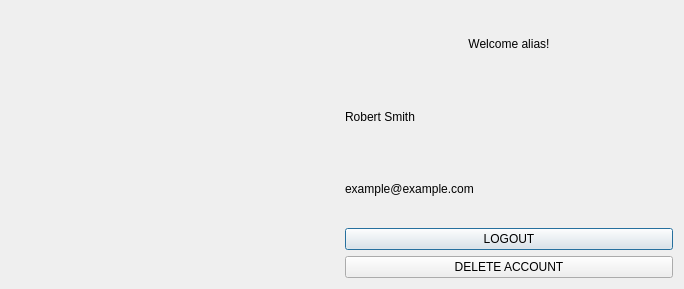
Before: the Qt Designer form src/gui/ui_files/user_profile_dialog.ui in medusabci/medusa-platform, drawn with Qt 5.
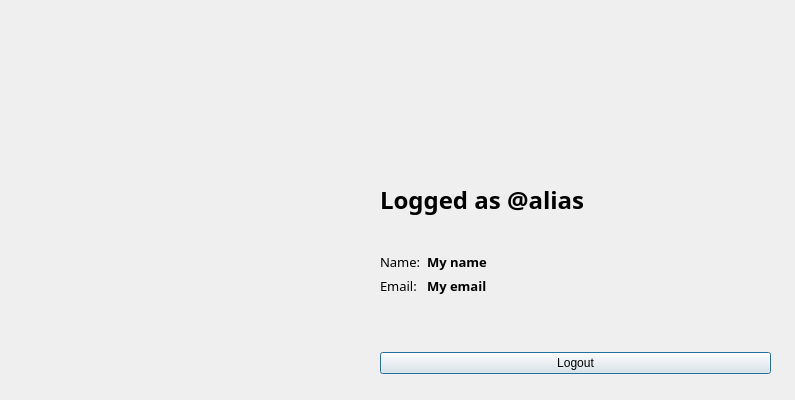
After: the same form once the commit is applied.

Patch:
```diff
--- a/src/gui/ui_files/user_profile_dialog.ui
+++ b/src/gui/ui_files/user_profile_dialog.ui
@@ -6,27 +6,40 @@
    <rect>
     <x>0</x>
     <y>0</y>
-    <width>684</width>
-    <height>289</height>
+    <width>795</width>
+    <height>400</height>
    </rect>
   </property>
+  <property name="minimumSize">
+   <size>
+    <width>795</width>
+    <height>400</height>
+   </size>
+  </property>
+  <property name="maximumSize">
+   <size>
+    <width>795</width>
+    <height>400</height>
+   </size>
+  </property>
   <property name="windowTitle">
    <string>Dialog</string>
   </property>
-  <layout class="QVBoxLayout" name="verticalLayout_4">
-   <item>
-    <layout class="QHBoxLayout" name="horizontalLayout_2">
-     <item>
-      <widget class="QLabel" name="label_icon">
-       <property name="text">
-        <string/>
-       </property>
-      </widget>
-     </item>
+  <property name="styleSheet">
+   <string notr="true"/>
+  </property>
+  <widget class="QWidget" name="login_container" native="true">
+   <property name="geometry">
+    <rect>
+     <x>380</x>
+     <y>153</y>
+     <width>391</width>
+     <height>221</height>
+    </rect>
+   </property>
+   <layout class="QVBoxLayout" name="verticalLayout">
      <item>
-      <layout class="QVBoxLayout" name="verticalLayout_form">
-       <item>
-        <layout class="QHBoxLayout" name="horizontalLayout">
+     <layout class="QVBoxLayout" name="login_container_layout">
          <item>
           <widget class="QLabel" name="label_alias">
            <property name="sizePolicy">
@@ -35,49 +48,99 @@
              <verstretch>0</verstretch>
             </sizepolicy>
            </property>
+        <property name="font">
+         <font>
+          <family>Roboto Mono</family>
+          <pointsize>18</pointsize>
+          <bold>true</bold>
+         </font>
+        </property>
            <property name="text">
-            <string>Welcome alias!</string>
-           </property>
-           <property name="alignment">
-            <set>Qt::AlignCenter</set>
-           </property>
-          </widget>
-         </item>
-        </layout>
+         <string>Logged as @alias</string>
+        </property>
+        <property name="margin">
+         <number>0</number>
+        </property>
+        <property name="openExternalLinks">
+         <bool>true</bool>
+        </property>
+       </widget>
        </item>
        <item>
+       <layout class="QFormLayout" name="formLayout">
+        <item row="0" column="0">
+         <widget class="QLabel" name="label">
+          <property name="sizePolicy">
+           <sizepolicy hsizetype="Preferred" vsizetype="Minimum">
+            <horstretch>0</horstretch>
+            <verstretch>0</verstretch>
+           </sizepolicy>
+          </property>
+          <property name="font">
+           <font>
+            <family>Roboto Mono</family>
+            <pointsize>10</pointsize>
+           </font>
+          </property>
+          <property name="text">
+           <string>Name:</string>
+          </property>
+         </widget>
+        </item>
+        <item row="0" column="1">
         <widget class="QLabel" name="label_name">
+          <property name="font">
+           <font>
+            <family>Roboto Mono</family>
+            <pointsize>10</pointsize>
+            <bold>true</bold>
+           </font>
+          </property>
          <property name="text">
-          <string>Robert Smith</string>
+           <string>My name</string>
          </property>
         </widget>
        </item>
-       <item>
+        <item row="1" column="0">
+         <widget class="QLabel" name="label_6">
+          <property name="font">
+           <font>
+            <family>Roboto Mono</family>
+            <pointsize>10</pointsize>
+           </font>
+          </property>
+          <property name="text">
+           <string>Email:</string>
+          </property>
+         </widget>
+        </item>
+        <item row="1" column="1">
         <widget class="QLabel" name="label_email">
+          <property name="font">
+           <font>
+            <family>Roboto Mono</family>
+            <pointsize>10</pointsize>
+            <bold>true</bold>
+           </font>
+          </property>
          <property name="text">
-          <string>example@example.com</string>
-         </property>
-        </widget>
+           <string>My email</string>
+          </property>
+         </widget>
+        </item>
+       </layout>
        </item>
        <item>
         <widget class="QPushButton" name="pushButton_logout">
          <property name="text">
-          <string>LOGOUT</string>
+         <string>Logout</string>
          </property>
         </widget>
        </item>
-       <item>
-        <widget class="QPushButton" name="pushButton_delete">
-         <property name="text">
-          <string>DELETE ACCOUNT</string>
-         </property>
-        </widget>
-       </item>
       </layout>
      </item>
     </layout>
-   </item>
-  </layout>
+  </widget>
  </widget>
  <resources/>
  <connections/>
```
Left out of the diff: 4 changed lines with no effect on the pictures. Lines whose indentation alone changed are shown as unchanged.
